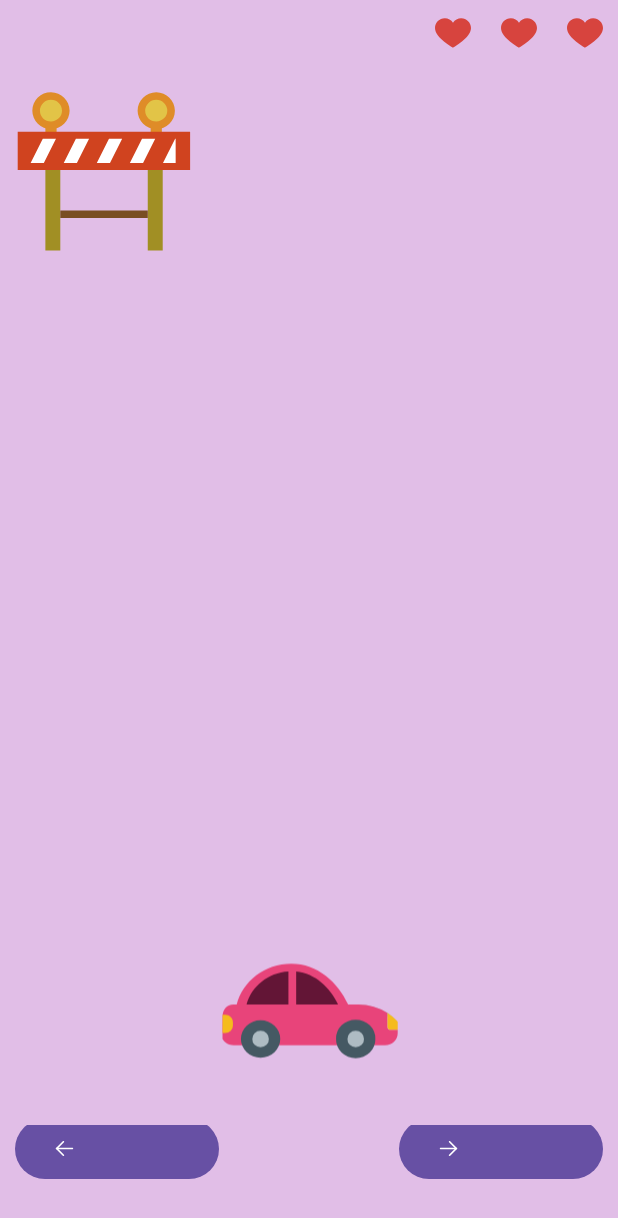
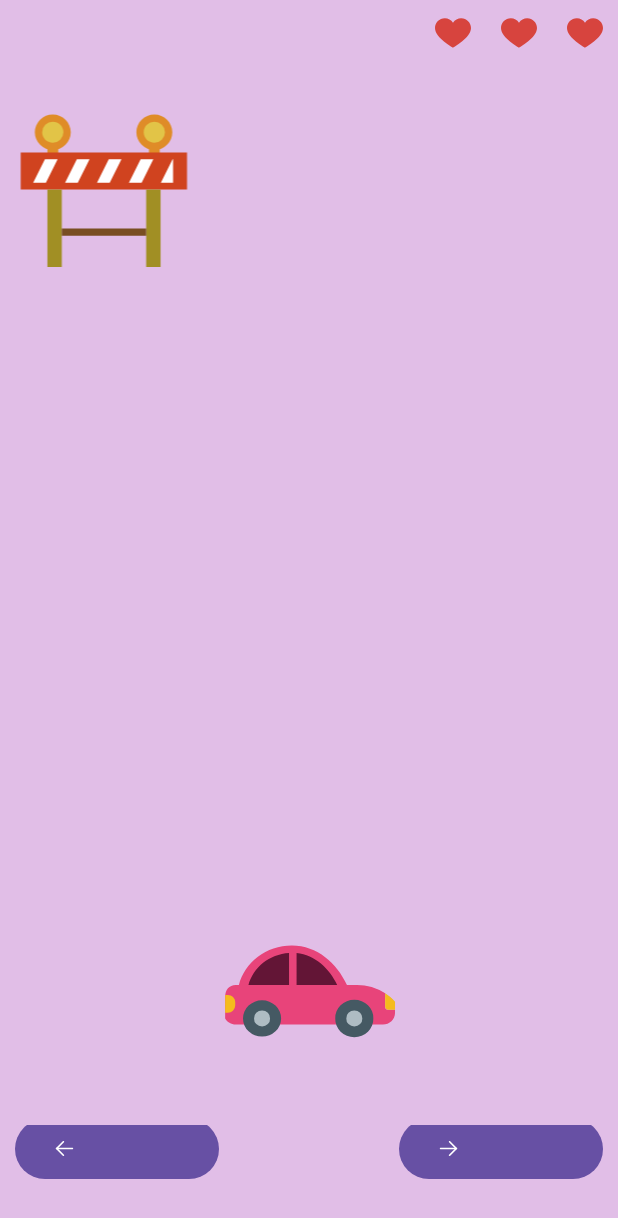
Before and after one commit to NaamaD175/AndroidAplication1, an Android app: the MainActivity screen opened directly, with no data from a screen before it, on a phone screen of 412 x 824 dp. Shown: the top 1218 px of the screen. Run offline under Robolectric (Android 15) with nearby library versions, the phone set to English and light mode, and no system bars.

Commit message:
without x or y

```diff
--- a/app/src/main/res/layout/activity_main.xml
+++ b/app/src/main/res/layout/activity_main.xml
@@ -1,16 +1,17 @@
 <?xml version="1.0" encoding="utf-8"?>
-<LinearLayout xmlns:android="http://schemas.android.com/apk/res/android"
+<RelativeLayout xmlns:android="http://schemas.android.com/apk/res/android"
     xmlns:app="http://schemas.android.com/apk/res-auto"
     xmlns:tools="http://schemas.android.com/tools"
     android:layout_width="match_parent"
     android:layout_height="match_parent"
-    android:orientation="vertical"
     android:background="@color/background_color"
     tools:context=".MainActivity">
 
-    <androidx.appcompat.widget.LinearLayoutCompat
+    <LinearLayout
+        android:id="@+id/hearts_container"
         android:layout_width="match_parent"
         android:layout_height="wrap_content"
+        android:layout_alignParentTop="true"
         android:layout_margin="10dp"
         android:gravity="end"
         android:orientation="horizontal">
@@ -33,12 +34,20 @@
             android:layout_width="@dimen/heart_width_height"
             android:layout_height="@dimen/heart_width_height"
             app:srcCompat="@drawable/heart" />
-    </androidx.appcompat.widget.LinearLayoutCompat>
+    </LinearLayout>
 
     <FrameLayout
+        android:id="@+id/board_container"
         android:layout_width="match_parent"
         android:layout_height="0dp"
-        android:layout_weight="1">
+        android:layout_below="@id/hearts_container"
+        android:layout_above="@id/buttons_container"
+        android:layout_alignParentStart="true"
+        android:layout_alignParentEnd="true"
+        android:layout_alignParentBottom="false"
+        android:layout_marginTop="16dp"
+        android:layout_marginBottom="16dp"
+        android:layout_centerInParent="true">
 
         <GridLayout
             android:id="@+id/main_IMG_matrix"
@@ -50,9 +59,11 @@
             android:alignmentMode="alignMargins" />
     </FrameLayout>
 
-    <androidx.appcompat.widget.LinearLayoutCompat
+    <LinearLayout
+        android:id="@+id/buttons_container"
         android:layout_width="match_parent"
         android:layout_height="wrap_content"
+        android:layout_alignParentBottom="true"
         android:layout_margin="@dimen/button_margin"
         android:gravity="center"
         android:orientation="horizontal">
@@ -76,6 +87,6 @@
             android:layout_weight="0.5"
             android:layout_marginBottom="@dimen/margin_bottom"
             app:icon="@drawable/right" />
-    </androidx.appcompat.widget.LinearLayoutCompat>
+    </LinearLayout>
 
-</LinearLayout>
+</RelativeLayout>
```
